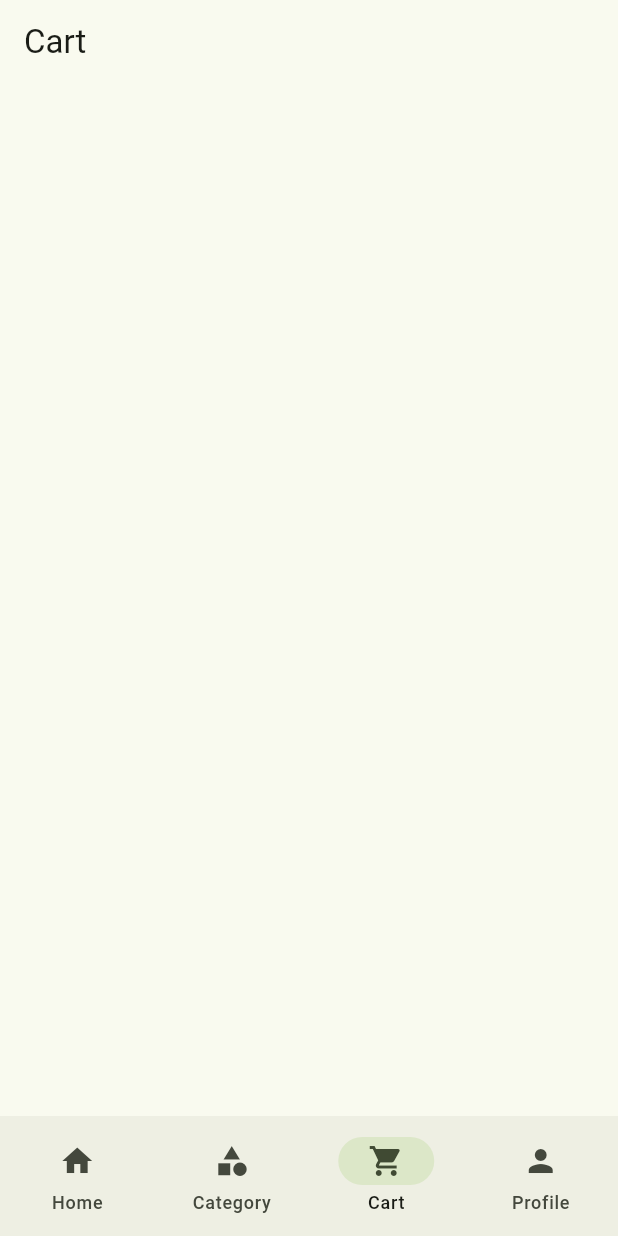
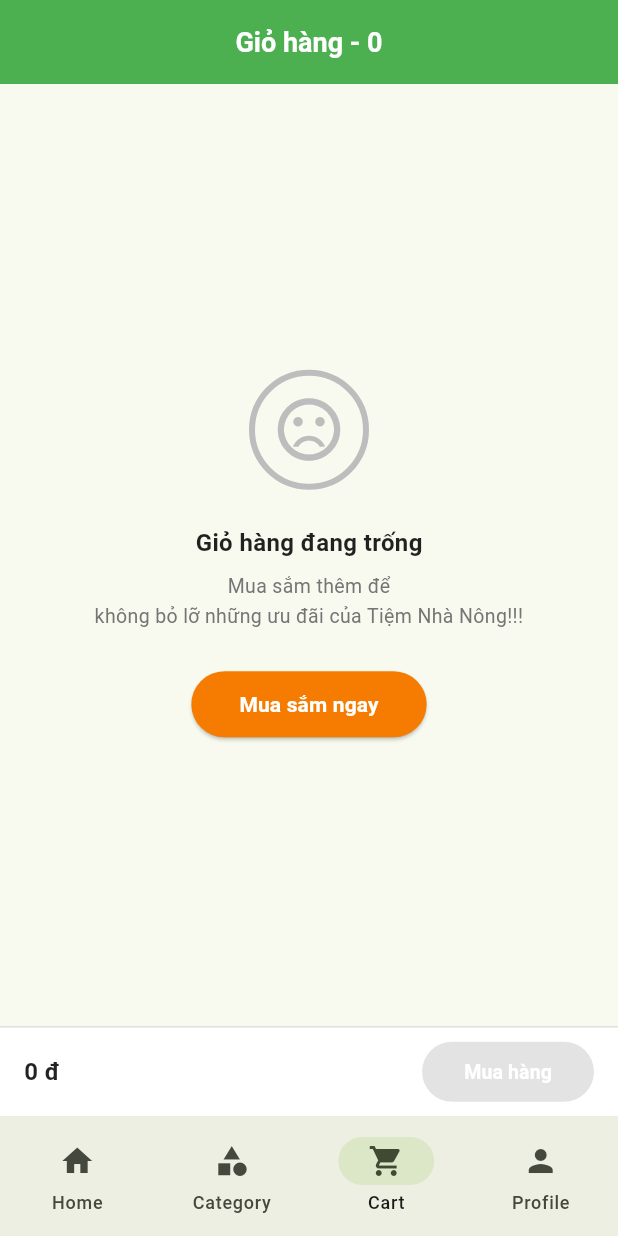
Before and after one commit to nctk17uit/tiem-nha-nong, a Flutter app: the screen it shows after launch, item 3 of the bottom bar chosen, on a phone screen of 412 x 824 dp. Run offline on Flutter 3.47's test engine with Material 3 defaults, Android fonts, the phone set to English and light mode, and no system bars; our stand-ins replace carousel_slider, dio, flutter_riverpod, flutter_secure_storage, flutter_slidable, go_router and 1 more; network calls fail.

Commit message:
add cart page but with improper style

```diff
--- a/lib/models/cart.dart
+++ b/lib/models/cart.dart
@@ -76,6 +76,32 @@ class CartItem {
     };
   }
 
+  CartItem copyWith({
+    String? id,
+    String? variantId,
+    String? productId,
+    String? productName,
+    String? variantName,
+    String? thumbnailUrl,
+    double? price,
+    int? quantity,
+    int? stockQuantity,
+    bool? isActive,
+  }) {
+    return CartItem(
+      id: id ?? this.id,
+      variantId: variantId ?? this.variantId,
+      productId: productId ?? this.productId,
+      productName: productName ?? this.productName,
+      variantName: variantName ?? this.variantName,
+      thumbnailUrl: thumbnailUrl ?? this.thumbnailUrl,
+      price: price ?? this.price,
+      quantity: quantity ?? this.quantity,
+      stockQuantity: stockQuantity ?? this.stockQuantity,
+      isActive: isActive ?? this.isActive,
+    );
+  }
+
   // Helper for UI
   double get subtotal => price * quantity;
 }
--- a/lib/router/app_router.dart
+++ b/lib/router/app_router.dart
@@ -1,6 +1,7 @@
 import 'package:flutter_riverpod/flutter_riverpod.dart';
 import 'package:go_router/go_router.dart';
 import 'package:mobile/controllers/auth_controller.dart';
+import 'package:mobile/ui/screens/cart_page.dart';
 import 'package:mobile/ui/screens/login_page.dart';
 import 'package:mobile/ui/screens/splash_page.dart';
 import 'package:mobile/ui/screens/home_page.dart';
@@ -78,7 +79,7 @@ final routerProvider = Provider<GoRouter>((ref) {
             routes: [
               GoRoute(
                 path: '/cart',
-                builder: (context, state) => const SimplePage(title: "Cart"),
+                builder: (context, state) => const CartPage(),
               ),
             ],
           ),
--- /dev/null
+++ b/lib/ui/screens/cart_page.dart
@@ -0,0 +1,192 @@
+import 'package:flutter/material.dart';
+import 'package:flutter_riverpod/flutter_riverpod.dart';
+import 'package:google_fonts/google_fonts.dart';
+
+// import 'package:mobile/models/cart.dart';
+import 'package:mobile/utils/elements_format.dart';
+import 'package:mobile/controllers/cart_controller.dart';
+import 'package:mobile/ui/widgets/cart_list.dart';
+
+class CartPage extends ConsumerWidget {
+  const CartPage({super.key});
+
+  @override
+  Widget build(BuildContext context, WidgetRef ref) {
+    // 2. WATCH STATE
+    // This returns your custom 'CartState' object (which contains items & isLoading)
+    final cartState = ref.watch(cartControllerProvider);
+    final cartItems = cartState.items;
+
+    // 3. CALCULATE TOTAL
+    final double totalPrice = cartItems.fold(
+      0,
+      (sum, item) => sum + (item.price * item.quantity),
+    );
+
+    return Scaffold(
+      appBar: AppBar(
+        backgroundColor: const Color(0xFF4CAF50),
+        elevation: 0,
+        toolbarHeight: 56,
+        title: Text(
+          'Giỏ hàng - ${cartItems.length}',
+          style: GoogleFonts.roboto(
+            fontSize: 18,
+            fontWeight: FontWeight.w600,
+            color: Colors.white,
+          ),
+        ),
+        centerTitle: true,
+      ),
+
+      // 4. MAIN CONTENT
+      // Prioritize Loading -> Empty -> List
+      body: cartState.isLoading
+          ? const Center(child: CircularProgressIndicator())
+          : cartItems.isEmpty
+          ? _buildEmptyState(context)
+          : CartList(
+              cartItems: cartItems,
+              // ACTION: Pass the *whole item* so the controller can check
+              // if it needs to use 'id' (Server) or 'variantId' (Guest)
+              onRemoveItem: (item) {
+                ref.read(cartControllerProvider.notifier).removeItem(item);
+              },
+              onUpdateQuantity: (item, qty) {
+                if (qty > 0) {
+                  ref
+                      .read(cartControllerProvider.notifier)
+                      .updateQuantity(item, qty);
+                }
+              },
+            ),
+
+      bottomNavigationBar: _buildBottomBar(
+        context,
+        cartItems.isEmpty,
+        totalPrice,
+      ),
+    );
+  }
+
+  // --- WIDGETS ---
+
+  Widget _buildEmptyState(BuildContext context) {
+    return Center(
+      child: Column(
+        mainAxisAlignment: MainAxisAlignment.center,
+        children: [
+          Container(
+            width: 80,
+            height: 80,
+            decoration: BoxDecoration(
+              shape: BoxShape.circle,
+              border: Border.all(color: Colors.grey[400]!, width: 4),
+            ),
+            child: Icon(
+              Icons.sentiment_very_dissatisfied,
+              size: 50,
+              color: Colors.grey[400],
+            ),
+          ),
+          const SizedBox(height: 24),
+          Text(
+            'Giỏ hàng đang trống',
+            style: GoogleFonts.roboto(
+              fontSize: 16,
+              fontWeight: FontWeight.w600,
+              color: Colors.black87,
+            ),
+          ),
+          const SizedBox(height: 8),
+          Text(
+            'Mua sắm thêm để\nkhông bỏ lỡ những ưu đãi của Tiệm Nhà Nông!!!',
+            textAlign: TextAlign.center,
+            style: GoogleFonts.roboto(
+              fontSize: 13,
+              color: Colors.grey[600],
+              height: 1.5,
+            ),
+          ),
+          const SizedBox(height: 24),
+          ElevatedButton(
+            style: ElevatedButton.styleFrom(
+              backgroundColor: Colors.orange[700],
+              padding: const EdgeInsets.symmetric(horizontal: 32, vertical: 12),
+              shape: RoundedRectangleBorder(
+                borderRadius: BorderRadius.circular(24),
+              ),
+            ),
+            onPressed: () => Navigator.pop(context),
+            child: Text(
+              'Mua sắm ngay',
+              style: GoogleFonts.roboto(
+                fontSize: 14,
+                fontWeight: FontWeight.w600,
+                color: Colors.white,
+              ),
+            ),
+          ),
+        ],
+      ),
+    );
+  }
+
+  Widget _buildBottomBar(
+    BuildContext context,
+    bool isEmpty,
+    double totalPrice,
+  ) {
+    return Container(
+      height: 60,
+      decoration: BoxDecoration(
+        color: Colors.white,
+        border: Border(top: BorderSide(color: Colors.grey[300]!, width: 1)),
+      ),
+      child: Padding(
+        padding: const EdgeInsets.symmetric(horizontal: 16, vertical: 8),
+        child: Row(
+          mainAxisAlignment: MainAxisAlignment.spaceBetween,
+          children: [
+            Text(
+              PriceFormatter.format(totalPrice),
+              style: GoogleFonts.roboto(
+                fontSize: 16,
+                fontWeight: FontWeight.w600,
+                color: Colors.black87,
+              ),
+            ),
+            ElevatedButton(
+              style: ElevatedButton.styleFrom(
+                backgroundColor: isEmpty
+                    ? Colors.grey[400]
+                    : Colors.orange[700],
+                padding: const EdgeInsets.symmetric(
+                  horizontal: 28,
+                  vertical: 10,
+                ),
+                shape: RoundedRectangleBorder(
+                  borderRadius: BorderRadius.circular(20),
+                ),
+              ),
+              onPressed: isEmpty
+                  ? null
+                  : () {
+                      // TODO: Navigate to Payment/Checkout Screen
+                      // Navigator.pushNamed(context, '/checkout');
+                    },
+              child: Text(
+                'Mua hàng',
+                style: GoogleFonts.roboto(
+                  fontSize: 13,
+                  fontWeight: FontWeight.w600,
+                  color: Colors.white,
+                ),
+              ),
+            ),
+          ],
+        ),
+      ),
+    );
+  }
+}
--- /dev/null
+++ b/lib/utils/elements_format.dart
@@ -0,0 +1,10 @@
+import 'package:intl/intl.dart';
+
+class PriceFormatter {
+  // Caching the formatter is good for performance
+  static final NumberFormat _formatter = NumberFormat("#,###", "vi_VN");
+
+  static String format(num value, {String suffix = " đ"}) {
+    return "${_formatter.format(value)}$suffix";
+  }
+}
--- a/pubspec.yaml
+++ b/pubspec.yaml
@@ -40,6 +40,8 @@ dependencies:
   flutter_secure_storage: ^10.0.0
   intl: ^0.20.2
   carousel_slider: ^5.1.1
+  flutter_slidable: ^4.0.3
+  google_fonts: ^6.3.3
 
 dev_dependencies:
   flutter_test:
```
Also changed, not shown: lib/controllers/cart_controller.dart (+83 -0 lines), lib/ui/widgets/cart_list.dart (added, +237 -0 lines), pubspec.lock.
